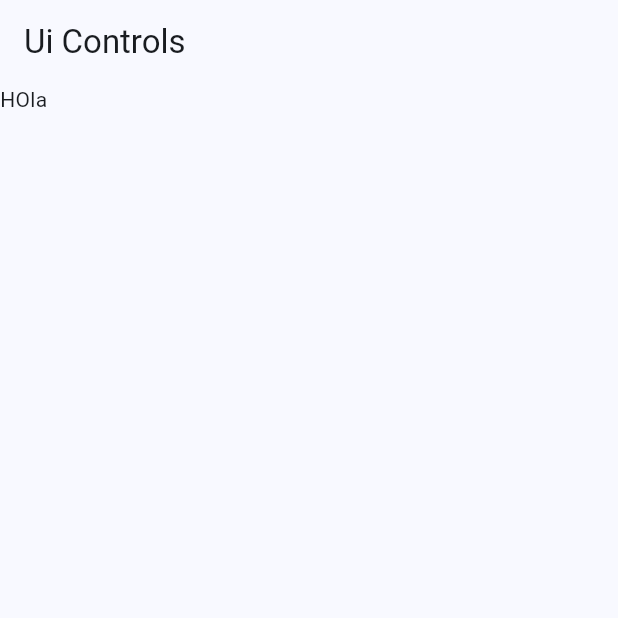
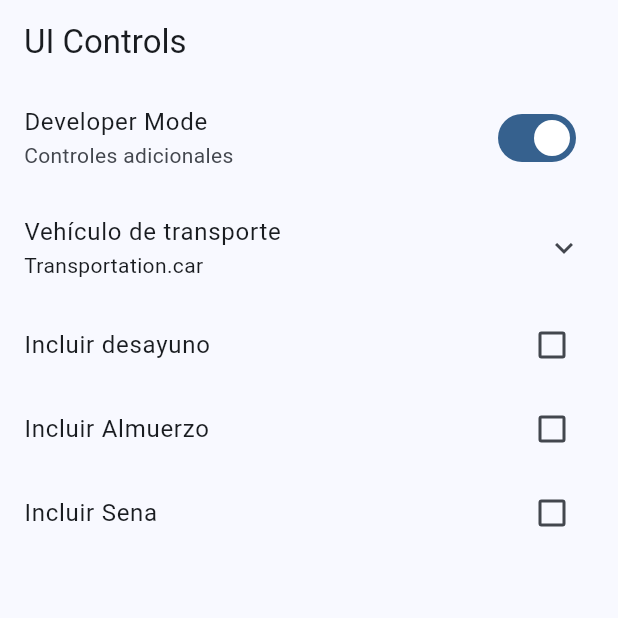
Before and after one commit to CesarAtehortuaCorrea/Widgets_app, a Flutter app: the UiControlsScreen screen opened by its route, on a phone screen of 412 x 824 dp, the top half of it. Run offline on Flutter 3.47's test engine with Material 3 defaults, Android fonts, the phone set to English and light mode, and no system bars; our stand-ins replace go_router; missing offline and left inert: dart:ffi.

Commit message:
ui screen terminado

```diff
--- a/lib/config/menu/menu_items.dart
+++ b/lib/config/menu/menu_items.dart
@@ -54,8 +54,8 @@ const appMenuItems = <MenuItem>[
   MenuItem(
     title: 'UI Controls + Tiles',
     subTitle: 'Una serie de controles de Flutter',
-    link: '/uicontrols',
-    icon: Icons.credit_card
+    link: '/ui-controls',
+    icon: Icons.car_rental_outlined
   ),
 
   MenuItem(
--- a/lib/config/presentation/screens/ui_controls/ui_controls_screen.dart
+++ b/lib/config/presentation/screens/ui_controls/ui_controls_screen.dart
@@ -1,18 +1,119 @@
+import 'dart:ffi';
+
 import 'package:flutter/material.dart';
 
 class UiControlsScreen extends StatelessWidget {
-
-    static const name = 'ui_controls_screen';
+  static const name = 'ui_controls_screen';
 
   const UiControlsScreen({super.key});
 
   @override
   Widget build(BuildContext context) {
-      return Scaffold(
-      appBar: AppBar(
-        title: const Text('Ui Controls'),
-      ),
-      body: Text('HOla'),
+    return Scaffold(
+        appBar: AppBar(
+          title: const Text('UI Controls'),
+        ),
+        body:_UiControlsView());
+  }
+}
+
+class _UiControlsView extends StatefulWidget {
+  const _UiControlsView();
+
+  @override
+  State<_UiControlsView> createState() => _UiControlsViewState();
+}
+
+enum Transportation { car, plane, boat, submarine }
+
+class _UiControlsViewState extends State<_UiControlsView> {
+
+  bool isDeveloper = true;
+  Transportation selectedTransportation = Transportation.car;
+  bool wantsBreakfast = false;
+  bool wantsLunch = false;
+  bool wantsDinner = false;
+
+  @override
+  Widget build(BuildContext context) {
+    return ListView(
+      physics: const ClampingScrollPhysics(),
+      children: [
+        SwitchListTile(
+          title: const Text('Developer Mode'),
+          subtitle: const Text('Controles adicionales'),
+          value: isDeveloper,
+          onChanged: (value) => setState(() {
+            isDeveloper = !isDeveloper;
+          }),
+        ),
+        ExpansionTile(
+          title: const Text('Vehículo de transporte'),
+          subtitle: Text('$selectedTransportation'),
+          children: [
+            RadioListTile(
+              title: const Text('By car'),
+              subtitle: const Text('viajar por carro'),
+              value: Transportation.car,
+              groupValue: selectedTransportation,
+              onChanged: (value) => setState(() {
+                selectedTransportation = Transportation.car;
+              }),
+            ),
+            RadioListTile(
+              title: const Text('By boat'),
+              subtitle: const Text('viajar por barco'),
+              value: Transportation.boat,
+              groupValue: selectedTransportation,
+              onChanged: (value) => setState(() {
+                selectedTransportation = Transportation.boat;
+              }),
+            ),
+            RadioListTile(
+              title: const Text('By plane'),
+              subtitle: const Text('viajar por avion'),
+              value: Transportation.plane,
+              groupValue: selectedTransportation,
+              onChanged: (value) => setState(() {
+                selectedTransportation = Transportation.plane;
+              }),
+            ),
+            RadioListTile(
+              title: const Text('By submarine'),
+              subtitle: const Text('viajar por submarino'),
+              value: Transportation.submarine,
+              groupValue: selectedTransportation,
+              onChanged: (value) => setState(() {
+                selectedTransportation = Transportation.submarine;
+              }),
+            ),
+          ],
+        ),
+
+        CheckboxListTile(
+          title: const Text('Incluir desayuno'),
+          value: wantsBreakfast,
+          onChanged: (value) => setState(() {
+           wantsBreakfast = !wantsBreakfast;
+          }),
+          ),
+
+          CheckboxListTile(
+          title: const Text('Incluir Almuerzo'),
+          value: wantsLunch,
+          onChanged: (value) => setState(() {
+           wantsLunch = !wantsLunch;
+          }),
+          ),
+
+          CheckboxListTile(
+          title: const Text('Incluir Sena'),
+          value: wantsDinner,
+          onChanged: (value) => setState(() {
+           wantsDinner = !wantsDinner;
+          }),
+          ),
+      ],
     );
   }
 }
--- a/lib/config/router/app_router.dart
+++ b/lib/config/router/app_router.dart
@@ -43,7 +43,7 @@ final appRouter = GoRouter(
     ),
 
      GoRoute(
-      path: '/uicontrols',
+      path: '/ui-controls',
       name: UiControlsScreen.name,
       builder: (context, state) => const UiControlsScreen(),
     ),
```
